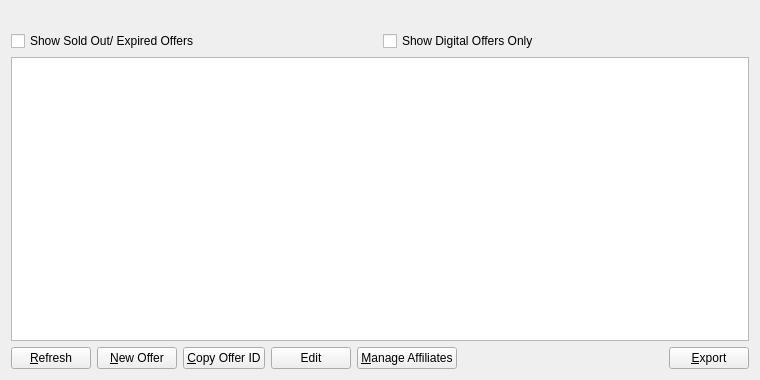
The window that src/qt/forms/myofferlistpage.ui (greggdourgarian/syscoin2) describes before a commit, drawn with Qt 5.
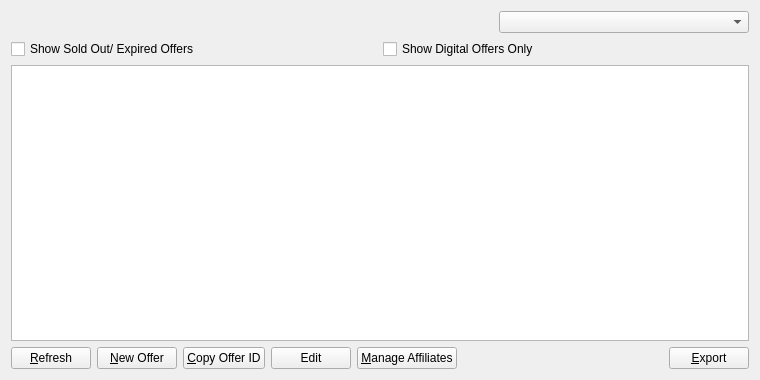
The same window after the commit.

Commit message: setup alias list for all lsits

```diff
--- a/src/qt/forms/myofferlistpage.ui
+++ b/src/qt/forms/myofferlistpage.ui
@@ -15,6 +15,8 @@
   </property>
   <layout class="QVBoxLayout" name="verticalLayout">
    <item>
+    <layout class="QHBoxLayout" name="horizontalLayout_2">
+     <item>
     <widget class="QLabel" name="labelExplanation">
      <property name="textFormat">
       <enum>Qt::PlainText</enum>
@@ -23,6 +25,18 @@
       <bool>true</bool>
      </property>
     </widget>
+     </item>
+     <item>
+      <widget class="QComboBox" name="displayListAlias">
+       <property name="maximumSize">
+        <size>
+         <width>250</width>
+         <height>16777215</height>
+        </size>
+       </property>
+      </widget>
+     </item>
+    </layout>
    </item>
    <item>
     <layout class="QHBoxLayout" name="horizontalLayout_3">
```
Lines whose indentation alone changed are shown as unchanged. The commit also changes 21 other files.
